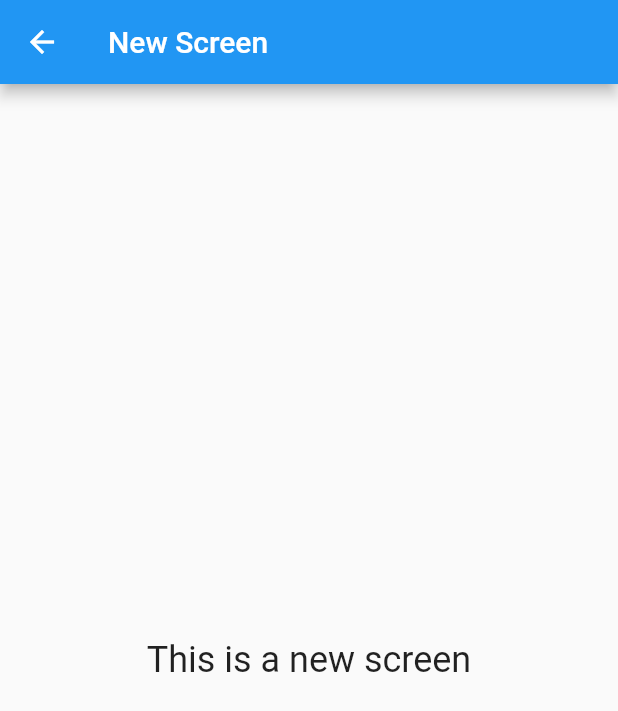
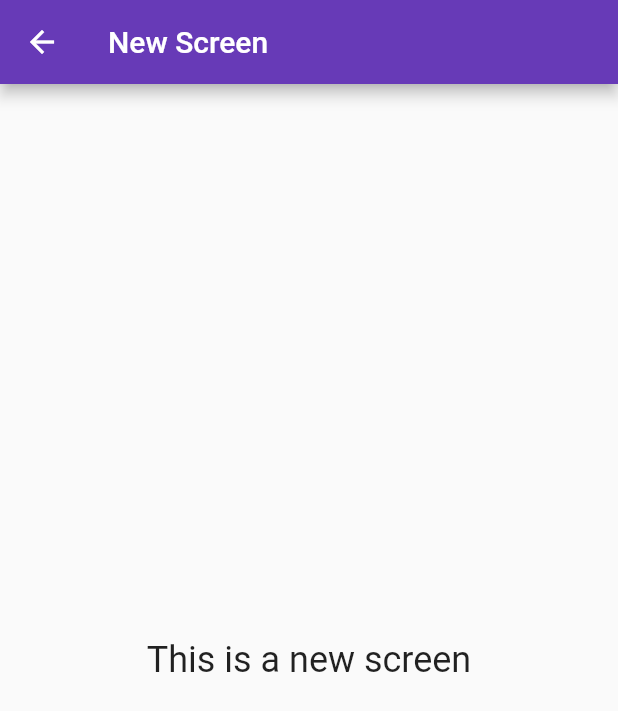
Before and after one commit to AiluielenA/flutter_project, a Flutter app: the screen it shows after launch, after a tap on "Navigate to a new screen >>", on a phone screen of 412 x 824 dp. Shown: the top 711 px of the screen. Run offline on Flutter 3.47's test engine with Material 2 defaults, Android fonts, the phone set to English and light mode, and no system bars.

Commit message:
better organization

```diff
--- /dev/null
+++ b/lib/FirstPage.dart
@@ -0,0 +1,30 @@
+import 'package:flutter/material.dart';
+
+import 'SecondPage.dart';
+
+class FirstPage extends StatelessWidget {
+  const FirstPage({Key? key}) : super(key: key);
+
+  @override
+  Widget build(BuildContext context) {
+    return Scaffold(
+      appBar: AppBar(title: const Text('Home Screen')),
+      body: Center(
+        child: RaisedButton(
+          child: const Text(
+            'Navigate to a new screen >>',
+            style: TextStyle(fontSize: 24.0),
+          ),
+          onPressed: () {
+            nextPage(context);
+          },
+        ),
+      ),
+    );
+  }
+
+  void nextPage(BuildContext context) {
+    Navigator.of(context)
+        .push(MaterialPageRoute(builder: (context) => const SecondPage()));
+  }
+}
--- /dev/null
+++ b/lib/SecondPage.dart
@@ -0,0 +1,23 @@
+import 'package:flutter/material.dart';
+
+class SecondPage extends StatelessWidget {
+  const SecondPage({Key? key}) : super(key: key);
+
+  @override
+  Widget build(BuildContext context) {
+    return Scaffold(
+      appBar: AppBar(title: const Text('New Screen')),
+      body: Center(
+        child: Text(
+          'This is a new screen',
+          style: TextStyle(fontSize: 24.0),
+        ),
+      ),
+    );
+  }
+
+  void nextPage(BuildContext context) {
+    Navigator.of(context)
+        .push(MaterialPageRoute(builder: (context) => const SecondPage()));
+  }
+}
--- a/lib/main.dart
+++ b/lib/main.dart
@@ -1,4 +1,6 @@
 import 'package:flutter/material.dart';
+
+import 'FirstPage.dart';
 
 void main() => runApp(const MyApp());
 
@@ -9,52 +11,8 @@ class MyApp extends StatelessWidget {
   Widget build(BuildContext context) {
     return MaterialApp(
       title: 'Flutter Demo',
-      theme: ThemeData(primarySwatch: Colors.blue),
+      theme: ThemeData(primarySwatch: Colors.deepPurple),
       home: const FirstPage(),
     );
   }
 }
-
-class FirstPage extends StatelessWidget {
-  const FirstPage({Key? key}) : super(key: key);
-
-  @override
-  Widget build(BuildContext context) {
-    return Scaffold(
-      appBar: AppBar(title: const Text('Home Screen')),
-      body: Center(
-        child: RaisedButton(
-          child: const Text(
-            'Navigate to a new screen >>',
-            style: TextStyle(fontSize: 24.0),
-          ),
-          onPressed: () {
-            _navigateToNextScreen(context);
-          },
-        ),
-      ),
-    );
-  }
-
-  void _navigateToNextScreen(BuildContext context) {
-    Navigator.of(context)
-        .push(MaterialPageRoute(builder: (context) => const SecondPage()));
-  }
-}
-
-class SecondPage extends StatelessWidget {
-  const SecondPage({Key? key}) : super(key: key);
-
-  @override
-  Widget build(BuildContext context) {
-    return Scaffold(
-      appBar: AppBar(title: const Text('New Screen')),
-      body: const Center(
-        child: Text(
-          'This is a new screen',
-          style: TextStyle(fontSize: 24.0),
-        ),
-      ),
-    );
-  }
-}
```
